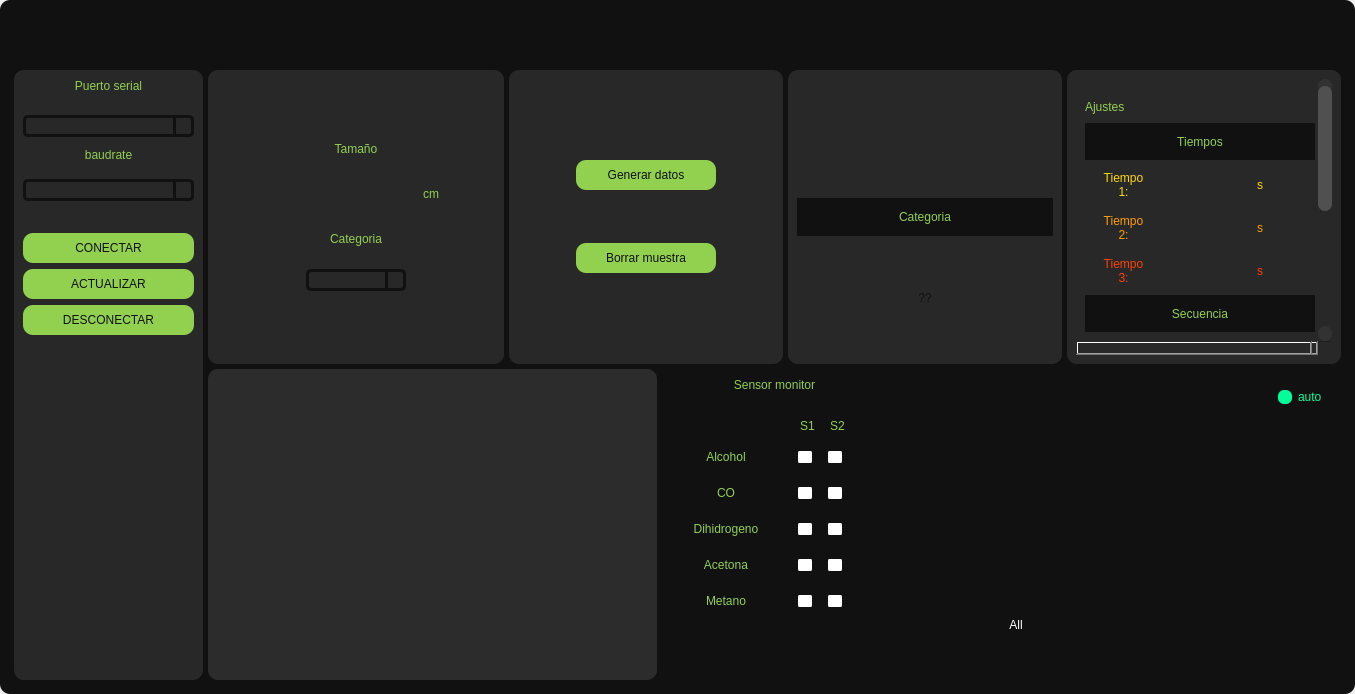
victor456472/HMI-Enose, file Design.ui: the form before one commit.
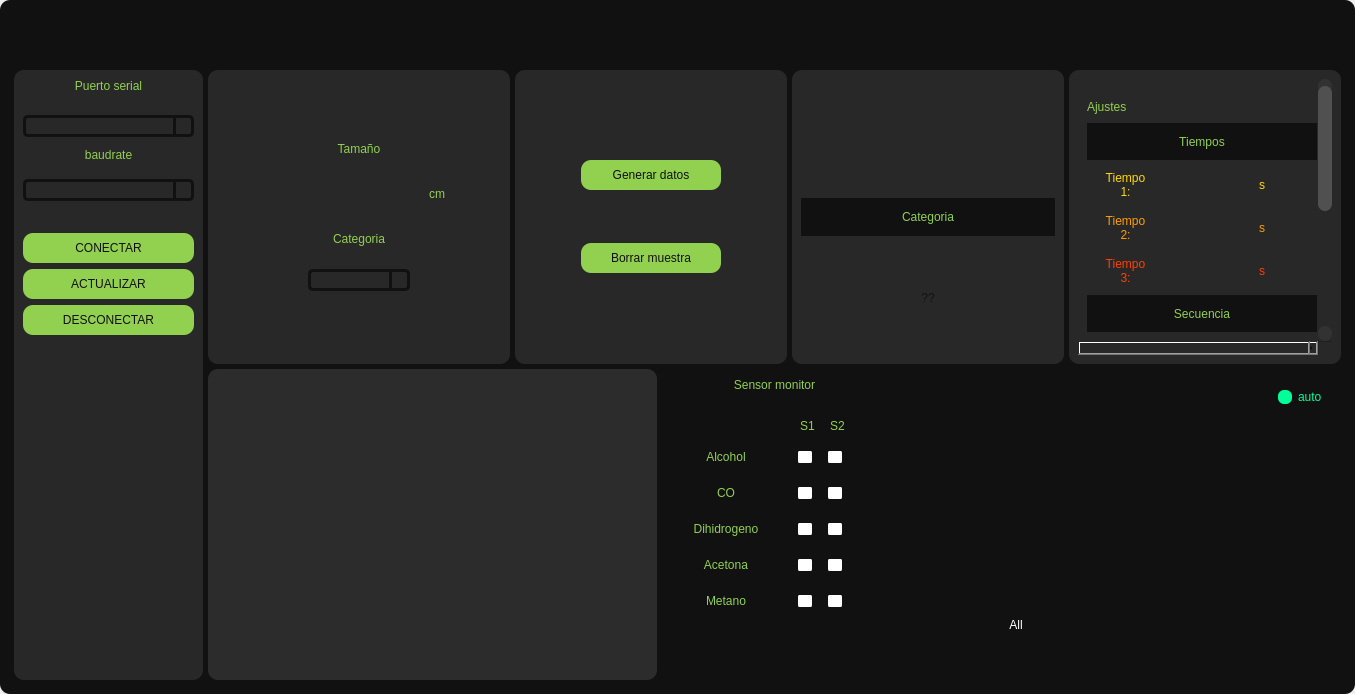
The form after the commit. Icons and pictures are not drawn.

Diff of the .ui file:
```diff
--- a/Design.ui
+++ b/Design.ui
@@ -666,7 +666,7 @@
                        <widget class="QLineEdit" name="lineEdit_tamano">
                         <property name="minimumSize">
                          <size>
-                          <width>144</width>
+                          <width>150</width>
                           <height>30</height>
                          </size>
                         </property>
@@ -793,7 +793,7 @@
                        <widget class="QComboBox" name="comboBox_categoria">
                         <property name="minimumSize">
                          <size>
-                          <width>96</width>
+                          <width>102</width>
                           <height>0</height>
                          </size>
                         </property>
@@ -1320,8 +1320,8 @@
                       <property name="geometry">
                        <rect>
                         <x>0</x>
-                        <y>0</y>
-                        <width>242</width>
+                        <y>-237</y>
+                        <width>241</width>
                         <height>518</height>
                        </rect>
                       </property>
```
Left out of the diff: 2 changed lines with no effect on the pictures.
